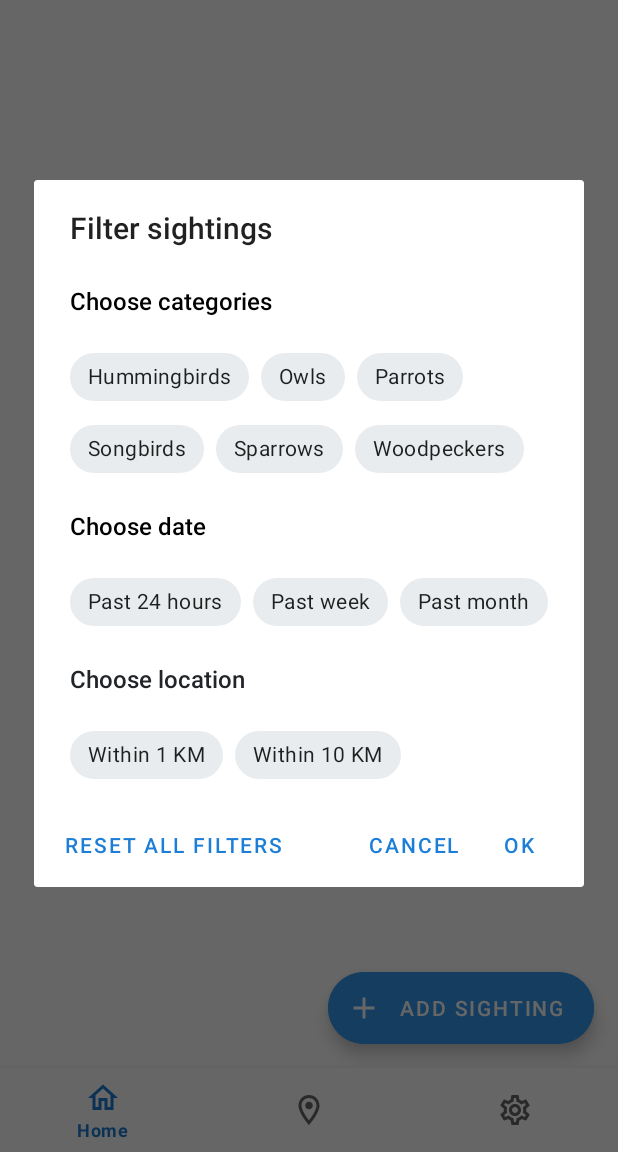
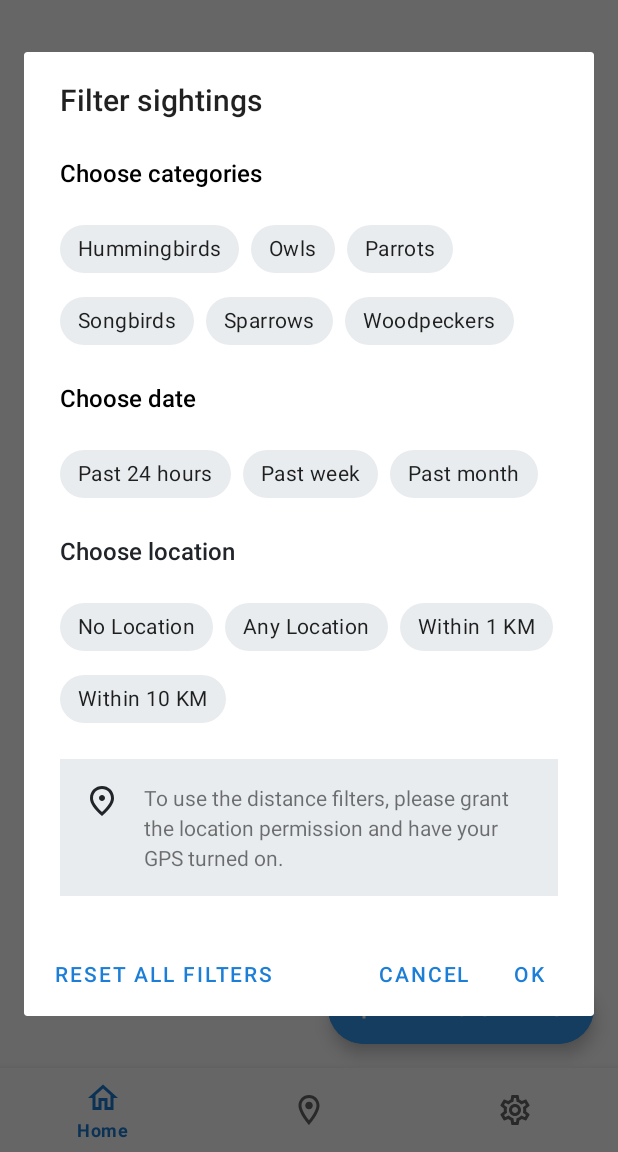
Before and after one commit to slo-kan/Team-Rocket, an Android app: the screen it shows after launch (MainActivity), after a tap on "Filter", on a phone screen of 412 x 824 dp, the part 84-1236 px from its top. Run offline under Robolectric (Android 15) with nearby library versions, the phone set to English and light mode, and no system bars; our stand-ins replace Picasso, Room's generated code; pictures from the network do not load.

Commit message:
Handle filtering birds when there is no location available

```diff
--- a/app/src/main/java/com/teamrocket/app/data/db/BirdSightingDao.java
+++ b/app/src/main/java/com/teamrocket/app/data/db/BirdSightingDao.java
@@ -21,7 +21,7 @@ public abstract class BirdSightingDao {
     @Query("SELECT * FROM birdsighting")
     public abstract List<BirdSighting> getAll();
 
-    @Query("SELECT * FROM birdsighting WHERE lat > -1 AND lon > -1")
+    @Query("SELECT * FROM birdsighting WHERE lat > -1000 AND lon > -1000")
     public abstract List<BirdSighting> getAllWithLocations();
 
     @Insert
@@ -33,7 +33,7 @@ public abstract class BirdSightingDao {
     @Query("SELECT * FROM birdsighting WHERE name LIKE :name AND family LIKE :family")
     abstract List<BirdSighting> _findSimilar(String name, String family);
 
-    @Query("SELECT * FROM birdsighting WHERE name LIKE :name AND family LIKE :family AND lat > -1 AND lon > -1")
+    @Query("SELECT * FROM birdsighting WHERE name LIKE :name AND family LIKE :family AND lat > -1000 AND lon > -1000")
     abstract List<BirdSighting> _findSimilarWithLocations(String name, String family);
 
     @Query("DELETE FROM birdsighting WHERE time < :beforeTime")
--- a/app/src/main/java/com/teamrocket/app/ui/add/AddSightingActivity.java
+++ b/app/src/main/java/com/teamrocket/app/ui/add/AddSightingActivity.java
@@ -479,7 +479,7 @@ public class AddSightingActivity extends AppCompatActivity {
         bird.setSize(Bird.SIZE_SMALL);
         bird.setColor("blue");
 
-        String locString = shouldIncludeLocation ? editLocation.getText().toString() : "-1, -1";
+        String locString = shouldIncludeLocation ? editLocation.getText().toString() : "-1000, -1000";
         String[] locationParts = locString.split(", ");
         double lat = Double.parseDouble(locationParts[0]);
         double lon = Double.parseDouble(locationParts[1]);
--- a/app/src/main/res/layout/home_dialog_filter.xml
+++ b/app/src/main/res/layout/home_dialog_filter.xml
@@ -81,6 +81,20 @@
         app:singleSelection="true">
 
         <com.google.android.material.chip.Chip
+            android:id="@+id/filter_chip_no_location"
+            style="@style/AppTheme.Chip"
+            android:layout_width="wrap_content"
+            android:layout_height="wrap_content"
+            android:text="@string/home_title_no_location" />
+
+        <com.google.android.material.chip.Chip
+            android:id="@+id/filter_chip_any_location"
+            style="@style/AppTheme.Chip"
+            android:layout_width="wrap_content"
+            android:layout_height="wrap_content"
+            android:text="@string/home_title_any_location" />
+
+        <com.google.android.material.chip.Chip
             android:id="@+id/filter_chip_1_km"
             style="@style/AppTheme.Chip"
             android:layout_width="wrap_content"
--- a/app/src/main/res/values/strings.xml
+++ b/app/src/main/res/values/strings.xml
@@ -23,10 +23,13 @@
     <string name="home_title_within_km">Within 1 KM</string>
     <string name="home_title_within_10_km">Within 10 KM</string>
     <string name="home_title_reset_filters">Reset all filters</string>
-    <string name="home_msg_filter_location">To use the location filters, please grant the location permission and have your GPS turned on.</string>
+    <string name="home_msg_filter_location">To use the distance filters, please grant the location permission and have your GPS turned on.</string>
     <string name="home_title_delete">Delete</string>
     <string name="home_msg_delete">Are you sure you want to delete this sighting?</string>
     <string name="home_msg_share">Checkout this bird I found!</string>
+    <string name="home_title_no_location">No Location</string>
+    <string name="home_title_any_location">Any Location</string>
+    <string name="home_msg_loc_filter_ignored">Distance filters are ignored because permission is denied or GPS is off.</string>
 
     <string name="map_gps_dialog_title">GPS is turned off</string>
     <string name="map_gps_dialog_message">You can still see your bird sighting history but your current location will not be displayed.</string>
```
Also changed, not shown: app/src/main/java/com/teamrocket/app/ui/home/HomeFragment.java (+30 -10 lines), 3 other files.
